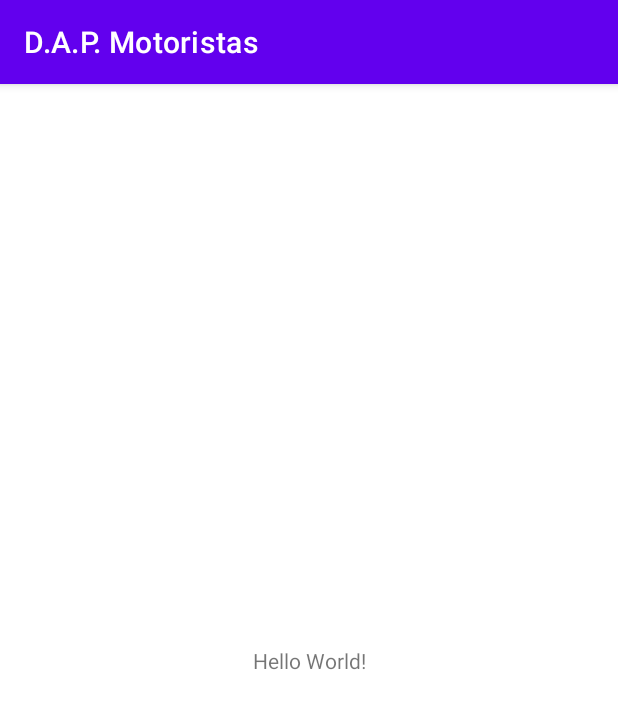
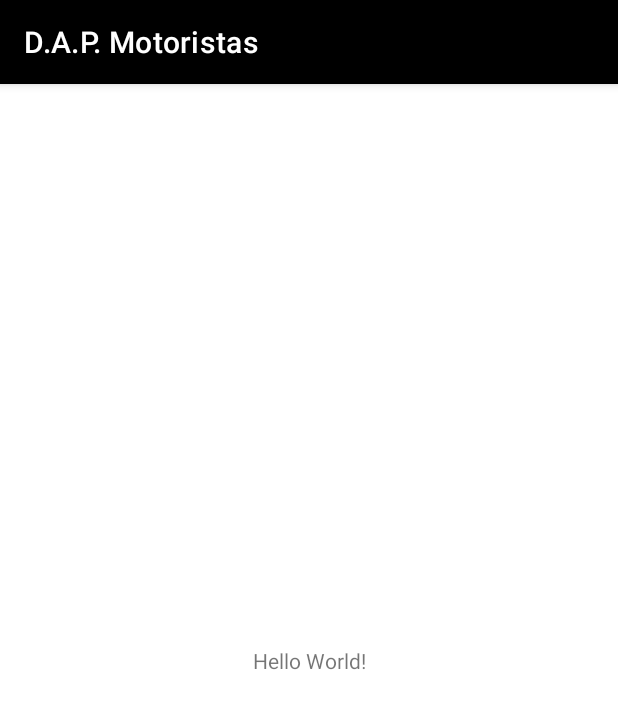
Before and after one commit to EduardoCostaEXE/TCCandroid, an Android app: the screen it shows after launch (MainActivity), on a phone screen of 412 x 824 dp. Shown: the top 709 px of the screen. Run offline under Robolectric (Android 15) with nearby library versions, the light colour scheme and no system bars.

Commit message:
Cor primaria e seta
Cor primária definida como preto e seta de voltar correta na tela de solicitações

```diff
--- a/DAPmotoristas/app/src/main/res/values/themes.xml
+++ b/DAPmotoristas/app/src/main/res/values/themes.xml
@@ -2,7 +2,7 @@
     <!-- Base application theme. -->
     <style name="Theme.DAPMotoristas" parent="Theme.MaterialComponents.DayNight.DarkActionBar">
         <!-- Primary brand color. -->
-        <item name="colorPrimary">@color/purple_500</item>
+        <item name="colorPrimary">@color/black</item>
         <item name="colorPrimaryVariant">@color/purple_700</item>
         <item name="colorOnPrimary">@color/white</item>
         <!-- Secondary brand color. -->
```
Also changed, not shown: DAPmotoristas/app/src/main/res/layout/ListaDeClientes.xml (+4 -3 lines).
